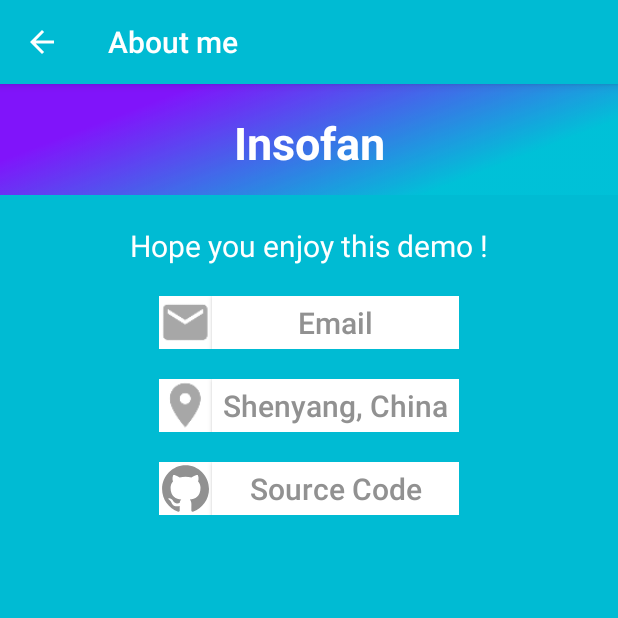
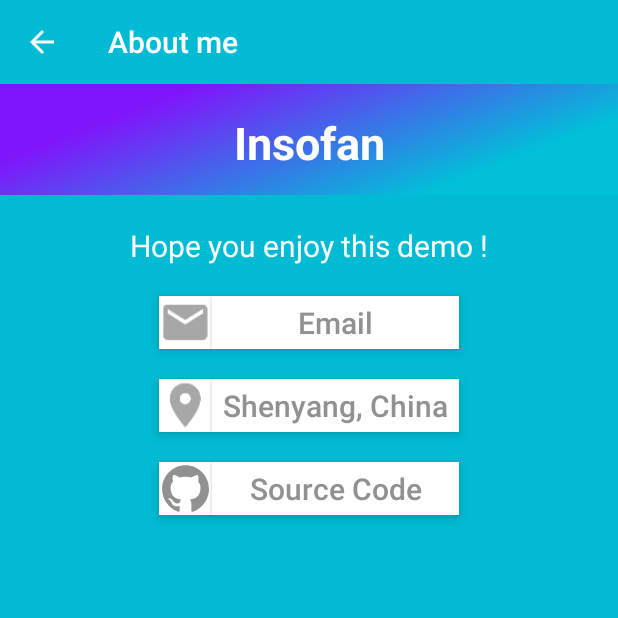
Before and after one commit to Insofan/MaterialDesign, an Android app: the AboutMeActivity screen opened directly, with no data from a screen before it, on a phone screen of 412 x 824 dp, the top half of it. Run offline under Robolectric (Android 15) with nearby library versions, the phone set to English and light mode, and no system bars.

Commit message:
[mod](AboutMeActivity) 1.完成AboutMeActivity TODO:完成Bottom tab

```diff
--- a/MyMaterialDesign/app/src/main/java/com/example/mymaterialdesign/AboutMeActivity.java
+++ b/MyMaterialDesign/app/src/main/java/com/example/mymaterialdesign/AboutMeActivity.java
@@ -1,13 +1,17 @@
 package com.example.mymaterialdesign;
 
+import android.app.Activity;
+import android.content.Context;
 import android.content.Intent;
+import android.net.Uri;
 import android.os.Bundle;
-import android.os.PersistableBundle;
 import android.support.annotation.Nullable;
-import android.support.v4.app.NavUtils;
 import android.support.v7.app.AppCompatActivity;
 import android.support.v7.widget.Toolbar;
 import android.view.MenuItem;
+import android.view.View;
+import android.widget.Button;
+import android.widget.Toast;
 
 /**
  * Created by Haixiao on 2017/10/12.
@@ -15,22 +19,30 @@ import android.view.MenuItem;
  * https://github.com/Insofan
  */
 
-public class AboutMeActivity extends AppCompatActivity {
-    private Intent intent;
+public class AboutMeActivity extends AppCompatActivity implements View.OnClickListener {
+    //private value
+    private Button emialButton, githubButton;
+
     @Override
     public void onCreate(@Nullable Bundle savedInstanceState) {
         super.onCreate(savedInstanceState);
         setContentView(R.layout.about_me_activity);
 
-        intent = getIntent();
 
         Toolbar toolbar = (Toolbar) findViewById(R.id.about_me_toolbar);
         setSupportActionBar(toolbar);
+
+        emialButton = (Button) findViewById(R.id.about_me_email_button);
+        githubButton = (Button) findViewById(R.id.about_me_github_button);
+
+        emialButton.setOnClickListener(this);
+        githubButton.setOnClickListener(this);
 
         if (getSupportActionBar() != null) {
             getSupportActionBar().setDisplayHomeAsUpEnabled(true);
         }
     }
+
 
     @Override
     public boolean onOptionsItemSelected(MenuItem item) {
@@ -54,4 +66,37 @@ public class AboutMeActivity extends AppCompatActivity {
         startActivity(backTopIntent);
         super.onBackPressed();
     }
+
+    @Override
+    public void onClick(View view) {
+        switch (view.getId()) {
+            case R.id.about_me_email_button:
+                sendEmail(view.getContext());
+                break;
+
+            case R.id.about_me_github_button:
+                 Uri uri1 = Uri.parse("https://github.com/Insofan/MaterialDesign");
+                Intent intent1 = new Intent(Intent.ACTION_VIEW, uri1);
+                startActivity(intent1);
+                break;
+            default:
+                break;
+        }
+    }
+
+    public static void sendEmail(Context context) {
+        Intent intent = new Intent(Intent.ACTION_SEND);
+        intent.setType("plain/text");
+        intent.putExtra(Intent.EXTRA_EMAIL, new String[]{"insofan3156@gmail.com"});
+        intent.putExtra(Intent.EXTRA_SUBJECT, "Material Design Demo");
+        intent.putExtra(Intent.EXTRA_TEXT, "Hi, Insomnia");
+        try {
+            if (!(context instanceof Activity)) {
+                intent.setFlags(Intent.FLAG_ACTIVITY_NEW_TASK);
+            }
+            context.startActivity(intent);
+        } catch (android.content.ActivityNotFoundException ex) {
+            Toast.makeText(context, "Can't find email !", Toast.LENGTH_SHORT).show();
+        }
+    }
 }
--- a/MyMaterialDesign/app/src/main/res/drawable/button_ripple_effect_background.xml
+++ b/MyMaterialDesign/app/src/main/res/drawable/button_ripple_effect_background.xml
@@ -1,4 +1,4 @@
 <?xml version="1.0" encoding="utf-8"?>
 <shape xmlns:android="http://schemas.android.com/apk/res/android">
-    <solid android:color="@android:color/darker_gray"/>
+    <solid android:color="@color/colorPrimary"/>
 </shape>
--- a/MyMaterialDesign/app/src/main/res/layout/about_me_activity.xml
+++ b/MyMaterialDesign/app/src/main/res/layout/about_me_activity.xml
@@ -22,6 +22,7 @@
     <FrameLayout
         android:layout_width="match_parent"
         android:layout_height="@dimen/dimen_about_me_header_height"
+        android:elevation="6dp"
         android:background="@drawable/img_about_me_background">
 
         <TextView
@@ -38,88 +39,96 @@
     <LinearLayout
         android:layout_width="match_parent"
         android:layout_height="match_parent"
+        android:layout_marginTop="20dp"
         android:background="@color/colorPrimary"
-        android:orientation="vertical"
         android:gravity="center_horizontal"
-        android:layout_marginTop="20dp">
+        android:orientation="vertical">
 
         <TextView
             android:layout_width="wrap_content"
             android:layout_height="wrap_content"
+            android:text="@string/about_me_string"
             android:textColor="@color/colorWhite"
-            android:textSize="20sp"
-            android:text="@string/about_me_string"/>
+            android:textSize="20sp" />
 
         <LinearLayout
             android:layout_width="200dp"
             android:layout_height="35dp"
             android:layout_marginTop="20dp"
             android:background="@color/colorWhite"
+            android:elevation="4dp"
             android:orientation="horizontal">
+
             <ImageView
                 android:layout_width="35dp"
                 android:layout_height="35dp"
                 android:src="@drawable/ic_about_me_email" />
 
             <Button
-                android:layout_width="165dp"
+                android:id="@+id/about_me_email_button"
+                android:layout_width="0dp"
                 android:layout_height="35dp"
                 android:layout_weight="1"
                 android:background="@color/colorWhite"
                 android:minHeight="0dp"
                 android:text="Email"
-                android:textSize="20sp"
+                android:textAllCaps="false"
                 android:textColor="#919191"
-                android:textAllCaps="false" />
+                android:textSize="20sp" />
 
         </LinearLayout>
 
-         <LinearLayout
+        <LinearLayout
             android:layout_width="200dp"
             android:layout_height="35dp"
             android:layout_marginTop="20dp"
             android:background="@color/colorWhite"
+            android:elevation="4dp"
             android:orientation="horizontal">
+
             <ImageView
                 android:layout_width="35dp"
                 android:layout_height="35dp"
                 android:src="@drawable/ic_about_me_location" />
 
             <Button
-                android:layout_width="165dp"
+                android:layout_width="0dp"
                 android:layout_height="35dp"
                 android:layout_weight="1"
                 android:background="@color/colorWhite"
                 android:minHeight="0dp"
                 android:text="Shenyang, China"
-                android:textSize="20sp"
+                android:textAllCaps="false"
                 android:textColor="#919191"
-                android:textAllCaps="false" />
+                android:textSize="20sp" />
 
         </LinearLayout>
 
-         <LinearLayout
+        <LinearLayout
             android:layout_width="200dp"
             android:layout_height="35dp"
             android:layout_marginTop="20dp"
             android:background="@color/colorWhite"
+            android:elevation="4dp"
             android:orientation="horizontal">
+
             <ImageView
-                android:padding="2dp"
                 android:layout_width="35dp"
                 android:layout_height="35dp"
+                android:padding="2dp"
                 android:src="@drawable/ic_github_logo" />
 
             <Button
-                android:layout_width="165dp"
+                android:id="@+id/about_me_github_button"
+                android:layout_width="wrap_content"
                 android:layout_height="35dp"
                 android:layout_weight="1"
                 android:background="@color/colorWhite"
                 android:minHeight="0dp"
                 android:text="Source Code"
-                android:textSize="20sp"
+                android:textAllCaps="false"
                 android:textColor="#919191"
-                android:textAllCaps="false" />
+                android:textSize="20sp" />
 
         </LinearLayout>
 
```
